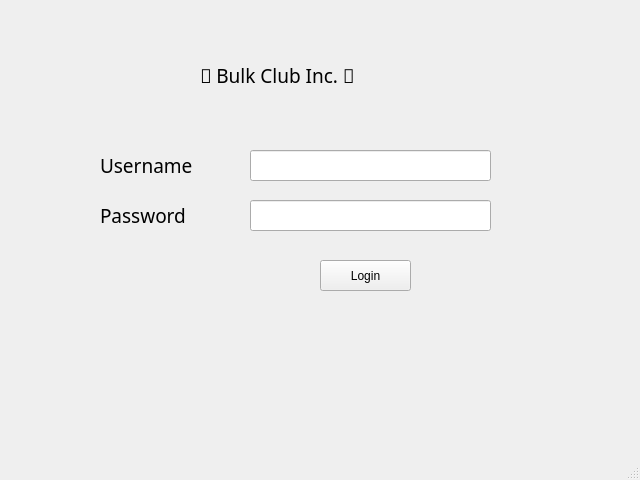
Old version of the form mainwindow.ui in the repository UnitedPuggs/The-Simps.
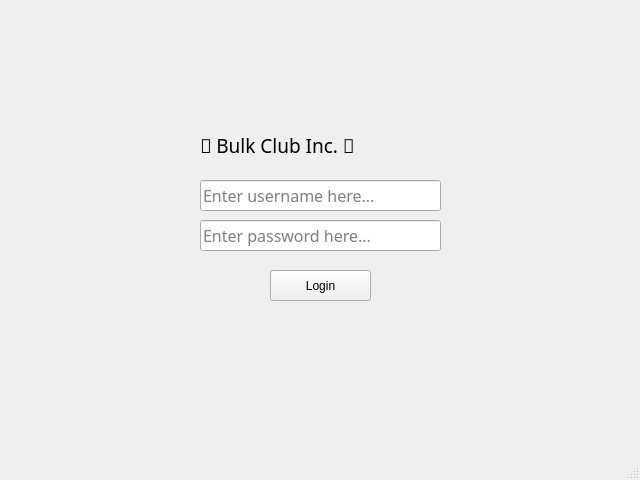
New version of the form.

Patch:
```diff
--- a/mainwindow.ui
+++ b/mainwindow.ui
@@ -17,9 +17,9 @@
    <widget class="QPushButton" name="pushButton">
     <property name="geometry">
      <rect>
-      <x>320</x>
-      <y>260</y>
-      <width>91</width>
+      <x>270</x>
+      <y>270</y>
+      <width>101</width>
       <height>31</height>
      </rect>
     </property>
@@ -27,49 +27,11 @@
      <string>Login</string>
     </property>
    </widget>
-   <widget class="QLabel" name="label">
-    <property name="geometry">
-     <rect>
-      <x>100</x>
-      <y>150</y>
-      <width>141</width>
-      <height>31</height>
-     </rect>
-    </property>
-    <property name="font">
-     <font>
-      <family>Franklin Gothic Book</family>
-      <pointsize>14</pointsize>
-     </font>
-    </property>
-    <property name="text">
-     <string>Username</string>
-    </property>
-   </widget>
-   <widget class="QLabel" name="label_2">
-    <property name="geometry">
-     <rect>
-      <x>100</x>
-      <y>200</y>
-      <width>141</width>
-      <height>31</height>
-     </rect>
-    </property>
-    <property name="font">
-     <font>
-      <family>Franklin Gothic Book</family>
-      <pointsize>14</pointsize>
-     </font>
-    </property>
-    <property name="text">
-     <string>Password</string>
-    </property>
-   </widget>
    <widget class="QLineEdit" name="UsernameLineEdit">
     <property name="geometry">
      <rect>
-      <x>250</x>
-      <y>150</y>
+      <x>200</x>
+      <y>180</y>
       <width>241</width>
       <height>31</height>
      </rect>
@@ -83,12 +45,15 @@
     <property name="inputMask">
      <string extracomment="Enter username..."/>
     </property>
+    <property name="placeholderText">
+     <string>Enter username here...</string>
+    </property>
    </widget>
    <widget class="QLineEdit" name="PasswordLineEdit">
     <property name="geometry">
      <rect>
-      <x>250</x>
-      <y>200</y>
+      <x>200</x>
+      <y>220</y>
       <width>241</width>
       <height>31</height>
      </rect>
@@ -105,12 +70,15 @@
     <property name="text">
      <string notr="true"/>
     </property>
+    <property name="placeholderText">
+     <string>Enter password here...</string>
+    </property>
    </widget>
    <widget class="QLabel" name="companyLabel">
     <property name="geometry">
      <rect>
       <x>200</x>
-      <y>50</y>
+      <y>120</y>
       <width>241</width>
       <height>51</height>
      </rect>
```
Left out of the diff: 6 changed lines with no effect on the pictures.
